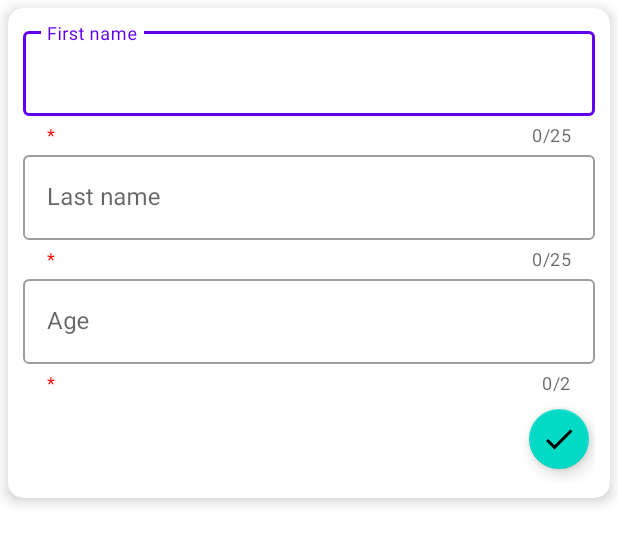
After one commit to Ericgacoki/Room_With_Tests, an Android app: the layout fragment_update.xml on its own in the app's theme, with its tools: preview values and no code run, on a phone screen of 412 x 824 dp. The commit adds this screen. Shown: the top 544 px of the screen. Run offline under Robolectric (Android 15) with nearby library versions, the phone set to English and light mode, and no system bars.

Commit message:
added update fragment

```diff
--- /dev/null
+++ b/app/src/main/res/layout/fragment_update.xml
@@ -0,0 +1,124 @@
+<?xml version="1.0" encoding="utf-8"?>
+<layout xmlns:android="http://schemas.android.com/apk/res/android"
+    xmlns:app="http://schemas.android.com/apk/res-auto"
+    xmlns:tools="http://schemas.android.com/tools">
+
+    <androidx.constraintlayout.widget.ConstraintLayout
+        android:layout_width="match_parent"
+        android:layout_height="match_parent">
+
+        <com.google.android.material.card.MaterialCardView
+            android:layout_width="match_parent"
+            android:layout_height="wrap_content"
+            android:layout_margin="5dp"
+            app:cardCornerRadius="10dp"
+            app:cardElevation="5dp"
+            app:layout_constraintVertical_bias="0"
+            app:layout_constraintBottom_toBottomOf="parent"
+            app:layout_constraintEnd_toEndOf="parent"
+            app:layout_constraintStart_toStartOf="parent"
+            app:layout_constraintTop_toTopOf="parent">
+
+            <androidx.constraintlayout.widget.ConstraintLayout
+                android:layout_width="match_parent"
+                android:layout_height="match_parent"
+                android:padding="10dp"
+                tools:context=".fragments.update.UpdateFragment">
+
+                <com.google.android.material.textfield.TextInputLayout
+
+                    android:id="@+id/layUpdateFirstName"
+                    style="@style/Widget.MaterialComponents.TextInputLayout.OutlinedBox"
+                    android:layout_width="match_parent"
+                    android:layout_height="wrap_content"
+                    android:hint="@string/first_name"
+                    app:counterEnabled="true"
+                    app:counterMaxLength="25"
+                    app:endIconCheckable="true"
+                    app:helperText="*"
+                    app:helperTextEnabled="true"
+                    app:helperTextTextColor="#FF0000"
+                    app:layout_constraintEnd_toEndOf="parent"
+                    app:layout_constraintStart_toStartOf="parent"
+                    app:layout_constraintTop_toTopOf="parent">
+
+                    <com.google.android.material.textfield.TextInputEditText
+                        android:id="@+id/updateFirstName"
+                        android:layout_width="match_parent"
+                        android:layout_height="wrap_content"
+                        android:inputType="text"
+                        android:maxLength="25"
+                        android:maxLines="1" />
+                </com.google.android.material.textfield.TextInputLayout>
+
+                <com.google.android.material.textfield.TextInputLayout
+                    android:id="@+id/layUpdateLastName"
+                    style="@style/Widget.MaterialComponents.TextInputLayout.OutlinedBox"
+                    android:layout_width="0dp"
+                    android:layout_height="wrap_content"
+                    android:hint="@string/last_name"
+                    app:counterEnabled="true"
+                    app:counterMaxLength="25"
+                    app:endIconCheckable="true"
+                    app:helperText="*"
+                    app:helperTextEnabled="true"
+                    app:helperTextTextColor="#FF0000"
+                    app:layout_constraintEnd_toEndOf="@id/layUpdateFirstName"
+                    app:layout_constraintStart_toStartOf="@id/layUpdateFirstName"
+                    app:layout_constraintTop_toBottomOf="@id/layUpdateFirstName">
+
+                    <com.google.android.material.textfield.TextInputEditText
+                        android:id="@+id/updateLastName"
+                        android:layout_width="match_parent"
+                        android:layout_height="wrap_content"
+                        android:inputType="text"
+                        android:maxLength="25"
+                        android:maxLines="1" />
+                </com.google.android.material.textfield.TextInputLayout>
+
+                <com.google.android.material.textfield.TextInputLayout
+                    android:id="@+id/layUpdateAge"
+                    style="@style/Widget.MaterialComponents.TextInputLayout.OutlinedBox"
+                    android:layout_width="0dp"
+                    android:layout_height="wrap_content"
+                    android:hint="@string/age"
+                    app:counterEnabled="true"
+                    app:counterMaxLength="2"
+                    app:endIconCheckable="true"
+                    app:endIconMode="clear_text"
+                    app:endIconTint="#456"
+                    app:helperText="*"
+                    app:helperTextEnabled="true"
+                    app:helperTextTextColor="#FF0000"
+                    app:layout_constraintEnd_toEndOf="@id/layUpdateLastName"
+                    app:layout_constraintStart_toStartOf="@id/layUpdateLastName"
+                    app:layout_constraintTop_toBottomOf="@id/layUpdateLastName">
+
+                    <com.google.android.material.textfield.TextInputEditText
+                        android:id="@+id/updateAge"
+                        android:layout_width="match_parent"
+                        android:layout_height="wrap_content"
+                        android:inputType="number"
+                        android:maxLength="2"
+                        android:maxLines="1" />
+                </com.google.android.material.textfield.TextInputLayout>
+
+                <com.google.android.material.floatingactionbutton.FloatingActionButton
+                    android:id="@+id/updateFabOk"
+                    android:layout_width="wrap_content"
+                    android:layout_height="wrap_content"
+                    android:layout_marginVertical="5dp"
+                    android:contentDescription="@string/fab_ok"
+                    android:src="@drawable/ic_done"
+                    android:tint="@color/white"
+                    app:fabSize="mini"
+                    app:layout_constraintBottom_toBottomOf="parent"
+                    app:layout_constraintEnd_toEndOf="@+id/layUpdateAge"
+                    app:layout_constraintHorizontal_bias="1.0"
+                    app:layout_constraintStart_toStartOf="@+id/layUpdateAge"
+                    app:layout_constraintTop_toBottomOf="@+id/layUpdateAge"
+                    app:layout_constraintVertical_bias="0.0" />
+            </androidx.constraintlayout.widget.ConstraintLayout>
+        </com.google.android.material.card.MaterialCardView>
+    </androidx.constraintlayout.widget.ConstraintLayout>
+</layout>
--- a/app/src/main/res/values/strings.xml
+++ b/app/src/main/res/values/strings.xml
@@ -1,7 +1,5 @@
 <resources>
     <string name="app_name">G Room</string>
-    <!-- TODO: Remove or change this placeholder text -->
-    <string name="hello_blank_fragment">Hello blank fragment</string>
     <string name="search">Search</string>
     <string name="delete">Delete</string>
     <string name="fab_add">fab add</string>
@@ -13,4 +11,5 @@
     <string name="name">Name:</string>
     <string name="age_item">Age:</string>
     <string name="edit">edit</string>
+    <string name="delete_all">Delete All</string>
 </resources>
```
Also changed, not shown: app/src/main/java/com/ericg/groom/fragments/update/UpdateFragment.kt (added, +94 -0 lines).
